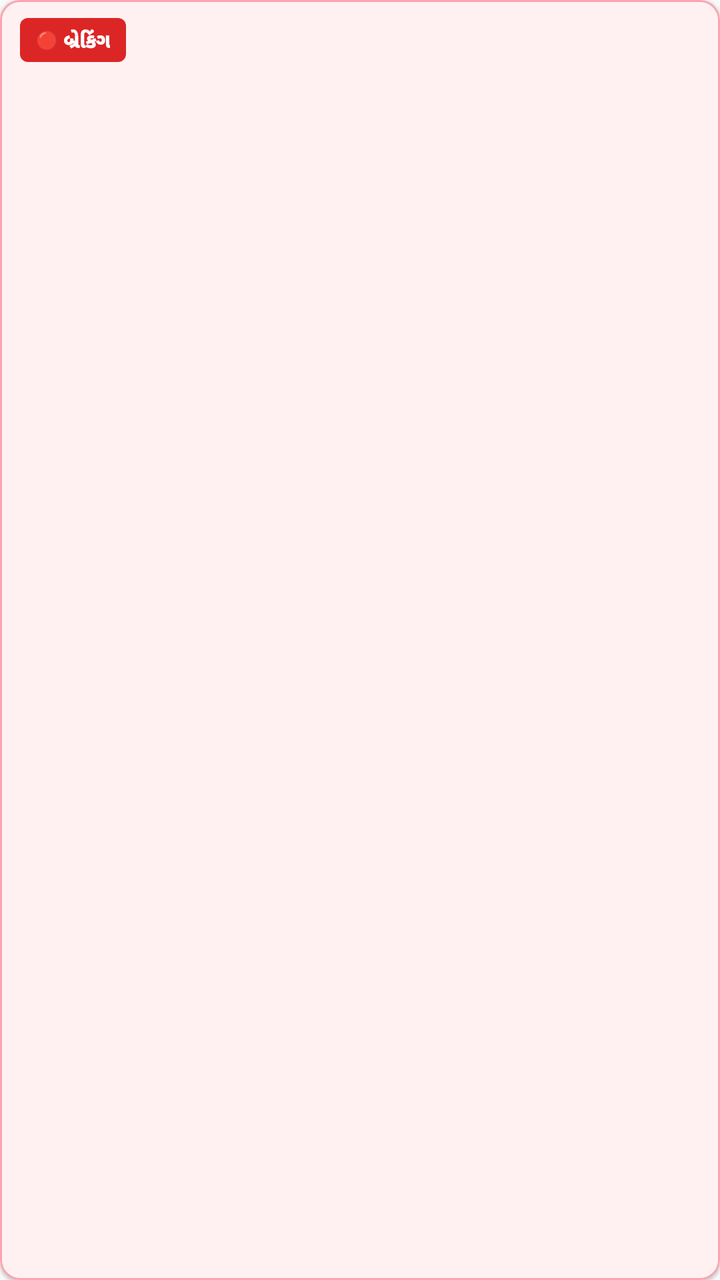
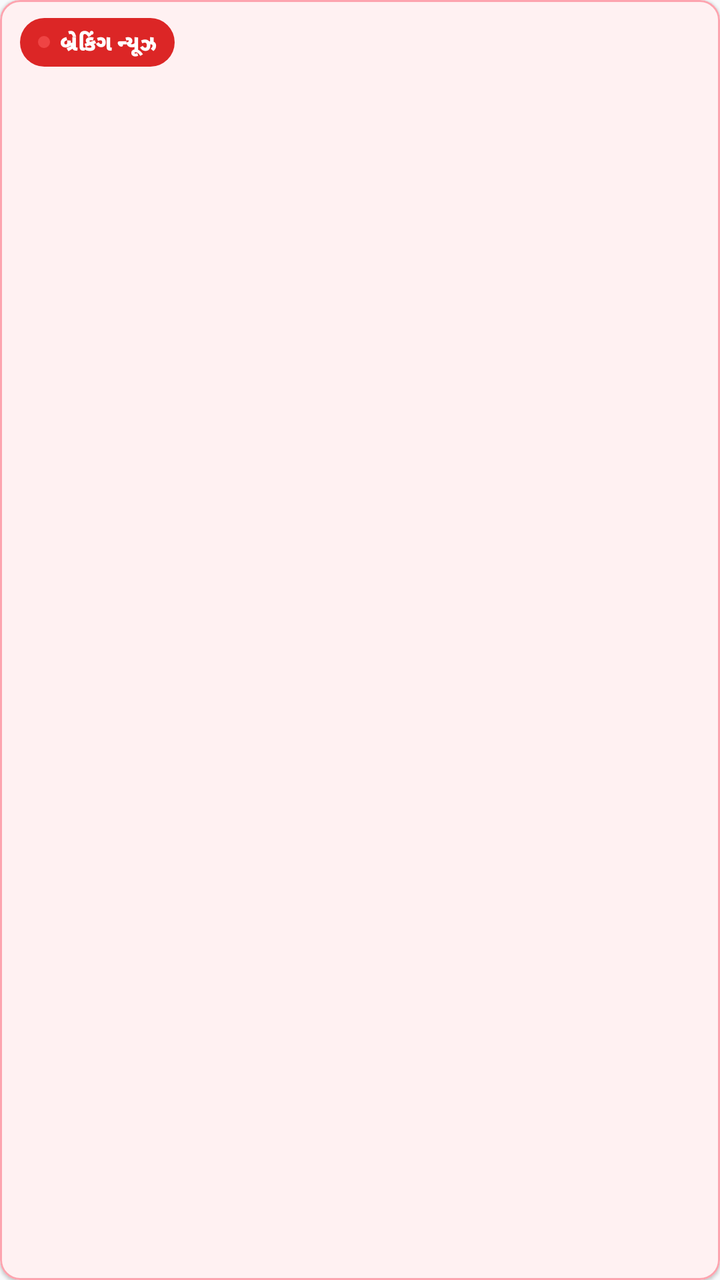

Two renders of the same Android screen: before a commit and after it. Below are the layout's source before the change and the commit's diff.
<!-- AndroidManifest.xml: application theme Theme.GujaratPost -->
<!-- res/layout/item_home_breaking.xml -->
<?xml version="1.0" encoding="utf-8"?>
<com.google.android.material.card.MaterialCardView xmlns:android="http://schemas.android.com/apk/res/android"
    xmlns:app="http://schemas.android.com/apk/res-auto"
    android:id="@+id/card_breaking_news"
    android:layout_width="match_parent"
    android:layout_height="wrap_content"
    android:layout_marginHorizontal="10dp"
    android:layout_marginTop="6dp"
    android:layout_marginBottom="6dp"
    android:clickable="true"
    android:focusable="true"
    app:cardBackgroundColor="#FFF1F2"
    app:cardCornerRadius="10dp"
    app:cardElevation="1dp"
    app:strokeColor="#FDA4AF"
    app:strokeWidth="1dp">

    <LinearLayout
        android:layout_width="match_parent"
        android:layout_height="wrap_content"
        android:gravity="center_vertical"
        android:orientation="horizontal"
        android:paddingHorizontal="10dp"
        android:paddingVertical="9dp">

        
        <LinearLayout
            android:layout_width="wrap_content"
            android:layout_height="wrap_content"
            android:background="@drawable/badge_breaking"
            android:gravity="center_vertical"
            android:orientation="horizontal"
            android:paddingHorizontal="8dp"
            android:paddingVertical="4dp">

            <TextView
                android:layout_width="wrap_content"
                android:layout_height="wrap_content"
                android:text="🔴 "
                android:textSize="9sp" />

            <TextView
                android:layout_width="wrap_content"
                android:layout_height="wrap_content"
                android:fontFamily="sans-serif-black"
                android:text="બ્રેકિંગ"
                android:textColor="@color/white"
                android:textSize="10sp"
                android:textStyle="bold" />
        </LinearLayout>

        <TextView
            android:id="@+id/tv_breaking_news_title"
            android:layout_width="0dp"
            android:layout_height="wrap_content"
            android:layout_marginStart="10dp"
            android:layout_weight="1"
            android:ellipsize="marquee"
            android:marqueeRepeatLimit="marquee_forever"
            android:singleLine="true"
            android:textColor="#BE123C"
            android:textSize="13sp"
            android:textStyle="bold" />

        
        <TextView
            android:id="@+id/tv_breaking_counter"
            android:layout_width="wrap_content"
            android:layout_height="wrap_content"
            android:layout_marginStart="6dp"
            android:background="@drawable/bg_chip_tag"
            android:paddingHorizontal="6dp"
            android:paddingVertical="2dp"
            android:textColor="#9F1239"
            android:textSize="10sp"
            android:textStyle="bold"
            android:visibility="gone" />
    </LinearLayout>
</com.google.android.material.card.MaterialCardView>
<!-- resources referenced by this layout -->
<resources>
  <color name="white">#FFFFFF</color>
  <!-- drawable badge_breaking (drawable) -->
  <?xml version="1.0" encoding="utf-8"?>
  <shape xmlns:android="http://schemas.android.com/apk/res/android"
      android:shape="rectangle">
      <solid android:color="@color/breaking_red" />
      <corners android:radius="4dp" />
      <padding
          android:left="6dp"
          android:top="2dp"
          android:right="6dp"
          android:bottom="2dp" />
  </shape>
  <!-- drawable bg_chip_tag (drawable) -->
  <?xml version="1.0" encoding="utf-8"?>
  <shape xmlns:android="http://schemas.android.com/apk/res/android"
      android:shape="rectangle">
      <corners android:radius="16dp" />
      <solid android:color="#F1F5F9" />
      <stroke
          android:width="1dp"
          android:color="#CBD5E1" />
  </shape>
  <style name="Theme.GujaratPost" parent="Theme.Material3.DayNight.NoActionBar">
          
          <item name="colorPrimary">@color/brand_primary</item>
          <item name="colorPrimaryVariant">@color/brand_primary_dark</item>
          <item name="colorOnPrimary">@color/white</item>
          <item name="colorPrimaryContainer">@color/brand_primary_container</item>
  
          
          <item name="android:windowBackground">@color/bg_main</item>
          <item name="colorSurface">@color/surface_card</item>
          <item name="colorOnSurface">@color/text_primary</item>
  
          
          <item name="android:statusBarColor">@color/brand_primary</item>
          <item name="android:windowLightStatusBar">false</item>
          <item name="android:navigationBarColor">@color/surface_card</item>
          <item name="android:windowLightNavigationBar">true</item>
      </style>
  <color name="breaking_red">#DC2626</color>
  <color name="brand_primary">#B3121B</color>
  <color name="brand_primary_dark">#8E0E15</color>
  <color name="brand_primary_container">#FFDAD9</color>
  <color name="bg_main">#F8F9FA</color>
  <color name="surface_card">#FFFFFF</color>
  <color name="text_primary">#18181B</color>
</resources>

<!-- the commit's change to res/layout/item_home_breaking.xml (unified diff, before → after) -->
@@ -27,25 +27,26 @@
         <LinearLayout
             android:layout_width="wrap_content"
             android:layout_height="wrap_content"
-            android:background="@drawable/badge_breaking"
+            android:background="@drawable/bg_breaking_pill"
             android:gravity="center_vertical"
             android:orientation="horizontal"
-            android:paddingHorizontal="8dp"
-            android:paddingVertical="4dp">
+            android:paddingHorizontal="9dp"
+            android:paddingVertical="4.5dp">
 
-            <TextView
-                android:layout_width="wrap_content"
-                android:layout_height="wrap_content"
-                android:text="🔴 "
-                android:textSize="9sp" />
+            <View
+                android:layout_width="6dp"
+                android:layout_height="6dp"
+                android:layout_marginEnd="5dp"
+                android:background="@drawable/bg_live_dot" />
 
             <TextView
                 android:layout_width="wrap_content"
                 android:layout_height="wrap_content"
                 android:fontFamily="sans-serif-black"
-                android:text="બ્રેકિંગ"
+                android:letterSpacing="0.02"
+                android:text="બ્રેકિંગ ન્યૂઝ"
                 android:textColor="@color/white"
-                android:textSize="10sp"
+                android:textSize="10.5sp"
                 android:textStyle="bold" />
         </LinearLayout>
 
@@ -58,7 +59,7 @@
             android:ellipsize="marquee"
             android:marqueeRepeatLimit="marquee_forever"
             android:singleLine="true"
-            android:textColor="#BE123C"
+            android:textColor="#0F172A"
             android:textSize="13sp"
             android:textStyle="bold" />
 
@@ -67,12 +68,12 @@
             android:id="@+id/tv_breaking_counter"
             android:layout_width="wrap_content"
             android:layout_height="wrap_content"
-            android:layout_marginStart="6dp"
-            android:background="@drawable/bg_chip_tag"
-            android:paddingHorizontal="6dp"
-            android:paddingVertical="2dp"
-            android:textColor="#9F1239"
-            android:textSize="10sp"
+            android:layout_marginStart="8dp"
+            android:background="@drawable/bg_breaking_counter"
+            android:paddingHorizontal="8dp"
+            android:paddingVertical="3dp"
+            android:textColor="#991B1B"
+            android:textSize="10.5sp"
             android:textStyle="bold"
             android:visibility="gone" />
     </LinearLayout>
<!-- resource entries referenced after the edit -->
@@ -1,27 +1,31 @@
 <!-- resources referenced by this layout -->
 <resources>
   <color name="white">#FFFFFF</color>
-  <!-- drawable badge_breaking (drawable) -->
+  <!-- drawable bg_breaking_counter (drawable) -->
   <?xml version="1.0" encoding="utf-8"?>
   <shape xmlns:android="http://schemas.android.com/apk/res/android"
       android:shape="rectangle">
-      <solid android:color="@color/breaking_red" />
-      <corners android:radius="4dp" />
-      <padding
-          android:left="6dp"
-          android:top="2dp"
-          android:right="6dp"
-          android:bottom="2dp" />
+      <solid android:color="#FEE2E2" />
+      <corners android:radius="12dp" />
+      <stroke
+          android:width="1dp"
+          android:color="#FECACA" />
   </shape>
-  <!-- drawable bg_chip_tag (drawable) -->
+  <!-- drawable bg_breaking_pill (drawable) -->
   <?xml version="1.0" encoding="utf-8"?>
   <shape xmlns:android="http://schemas.android.com/apk/res/android"
       android:shape="rectangle">
-      <corners android:radius="16dp" />
-      <solid android:color="#F1F5F9" />
-      <stroke
-          android:width="1dp"
-          android:color="#CBD5E1" />
+      <solid android:color="#DC2626" />
+      <corners android:radius="14dp" />
+  </shape>
+  <!-- drawable bg_live_dot (drawable) -->
+  <?xml version="1.0" encoding="utf-8"?>
+  <shape xmlns:android="http://schemas.android.com/apk/res/android"
+      android:shape="oval">
+      <solid android:color="#EF4444" />
+      <size
+          android:width="8dp"
+          android:height="8dp" />
   </shape>
   <style name="Theme.GujaratPost" parent="Theme.Material3.DayNight.NoActionBar">
           
@@ -41,12 +45,11 @@
           <item name="android:navigationBarColor">@color/surface_card</item>
           <item name="android:windowLightNavigationBar">true</item>
       </style>
-  <color name="breaking_red">#DC2626</color>
   <color name="brand_primary">#B3121B</color>
   <color name="brand_primary_dark">#8E0E15</color>
   <color name="brand_primary_container">#FFDAD9</color>
-  <color name="bg_main">#F8F9FA</color>
+  <color name="bg_main">#F8FAFC</color>
   <color name="surface_card">#FFFFFF</color>
-  <color name="text_primary">#18181B</color>
+  <color name="text_primary">#0F172A</color>
 </resources>
 
